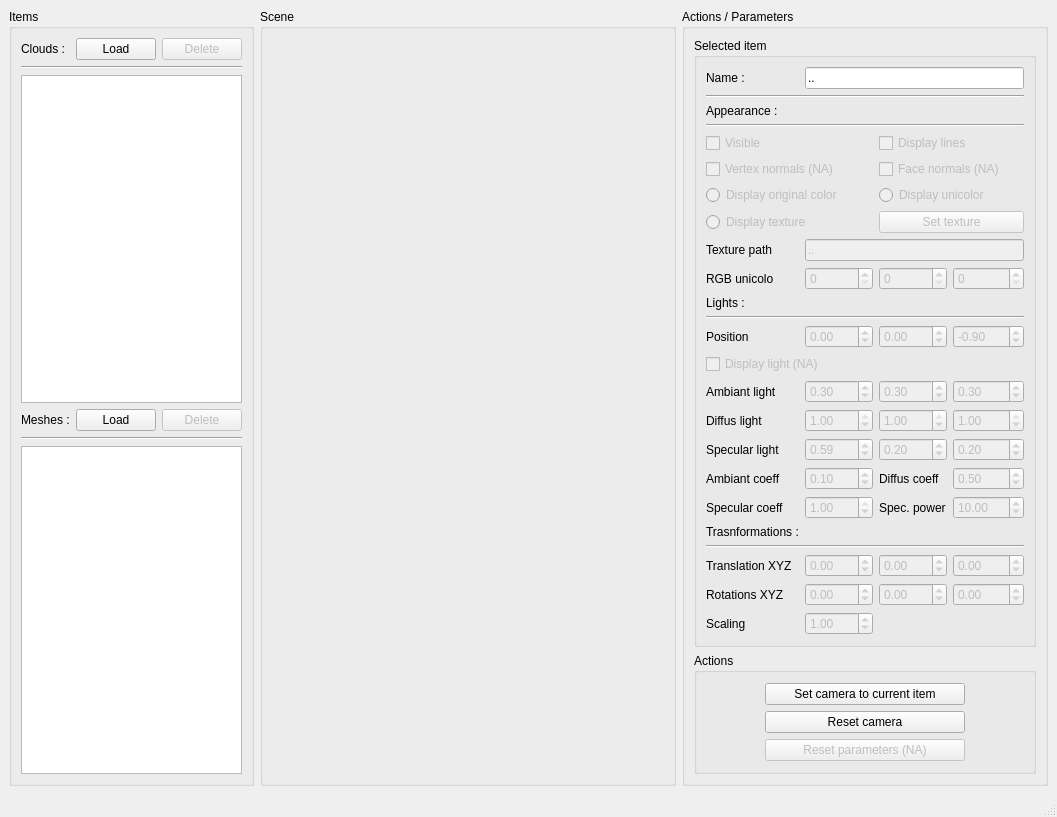
Old version of the form swooz-viewer/trunk/form/SWUI_Viewer.ui in the repository GuillaumeGibert/swooz.
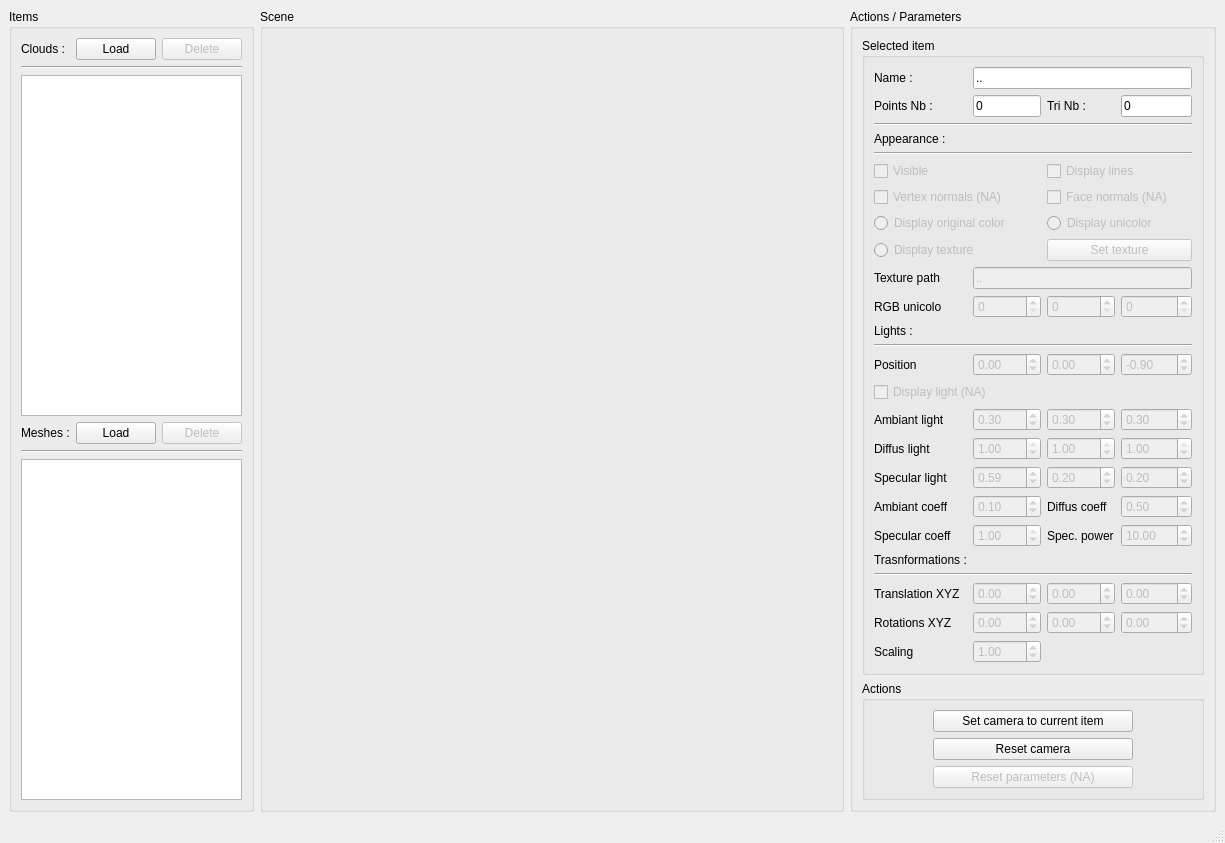
New version of the form.

What changed in the file:
```diff
--- a/swooz-viewer/trunk/form/SWUI_Viewer.ui
+++ b/swooz-viewer/trunk/form/SWUI_Viewer.ui
@@ -6,7 +6,7 @@
    <rect>
     <x>0</x>
     <y>0</y>
-    <width>1057</width>
+    <width>1225</width>
     <height>817</height>
    </rect>
   </property>
@@ -140,14 +140,14 @@
              <layout class="QGridLayout" name="gridLayout_9">
               <item row="0" column="0">
                <layout class="QGridLayout" name="glSelectedItem">
-                <item row="11" column="0" colspan="4">
+                <item row="12" column="0" colspan="4">
                  <widget class="Line" name="line">
                   <property name="orientation">
                    <enum>Qt::Horizontal</enum>
                   </property>
                  </widget>
                 </item>
-                <item row="9" column="3">
+                <item row="10" column="3">
                  <widget class="QSpinBox" name="sbColorB">
                   <property name="enabled">
                    <bool>false</bool>
@@ -157,7 +157,7 @@
                   </property>
                  </widget>
                 </item>
-                <item row="22" column="3">
+                <item row="23" column="3">
                  <widget class="QDoubleSpinBox" name="dsbRZ">
                   <property name="enabled">
                    <bool>false</bool>
@@ -173,14 +173,14 @@
                   </property>
                  </widget>
                 </item>
-                <item row="10" column="0">
+                <item row="11" column="0">
                  <widget class="QLabel" name="laLights">
                   <property name="text">
                    <string>Lights :</string>
                   </property>
                  </widget>
                 </item>
-                <item row="9" column="0">
+                <item row="10" column="0">
                  <widget class="QLabel" name="laRGBUnicolor">
                   <property name="enabled">
                    <bool>true</bool>
@@ -190,7 +190,7 @@
                   </property>
                  </widget>
                 </item>
-                <item row="9" column="2">
+                <item row="10" column="2">
                  <widget class="QSpinBox" name="sbColorG">
                   <property name="enabled">
                    <bool>false</bool>
@@ -200,7 +200,7 @@
                   </property>
                  </widget>
                 </item>
-                <item row="9" column="1">
+                <item row="10" column="1">
                  <widget class="QSpinBox" name="sbColorR">
                   <property name="enabled">
                    <bool>false</bool>
@@ -210,7 +210,7 @@
                   </property>
                  </widget>
                 </item>
-                <item row="8" column="0">
+                <item row="9" column="0">
                  <widget class="QLabel" name="laTexture">
                   <property name="enabled">
                    <bool>true</bool>
@@ -220,7 +220,7 @@
                   </property>
                  </widget>
                 </item>
-                <item row="12" column="1">
+                <item row="13" column="1">
                  <widget class="QDoubleSpinBox" name="dsbLightX">
                   <property name="enabled">
                    <bool>false</bool>
@@ -236,7 +236,7 @@
                   </property>
                  </widget>
                 </item>
-                <item row="12" column="2">
+                <item row="13" column="2">
                  <widget class="QDoubleSpinBox" name="dsbLightY">
                   <property name="enabled">
                    <bool>false</bool>
@@ -252,7 +252,7 @@
                   </property>
                  </widget>
                 </item>
-                <item row="12" column="3">
+                <item row="13" column="3">
                  <widget class="QDoubleSpinBox" name="dsbLightZ">
                   <property name="enabled">
                    <bool>false</bool>
@@ -271,7 +271,7 @@
                   </property>
                  </widget>
                 </item>
-                <item row="12" column="0">
+                <item row="13" column="0">
                  <widget class="QLabel" name="laPosition">
                   <property name="enabled">
                    <bool>true</bool>
@@ -281,7 +281,7 @@
                   </property>
                  </widget>
                 </item>
-                <item row="8" column="1" colspan="3">
+                <item row="9" column="1" colspan="3">
                  <widget class="QLineEdit" name="leTexturePath">
                   <property name="enabled">
                    <bool>false</bool>
@@ -294,7 +294,7 @@
                   </property>
                  </widget>
                 </item>
-                <item row="6" column="2" colspan="2">
+                <item row="7" column="2" colspan="2">
                  <widget class="QRadioButton" name="rbDisplayUnicolor">
                   <property name="enabled">
                    <bool>false</bool>
@@ -304,7 +304,7 @@
                   </property>
                  </widget>
                 </item>
-                <item row="6" column="0" colspan="2">
+                <item row="7" column="0" colspan="2">
                  <widget class="QRadioButton" name="rbDisplayOriginalColor">
                   <property name="enabled">
                    <bool>false</bool>
@@ -314,21 +314,21 @@
                   </property>
                  </widget>
                 </item>
-                <item row="3" column="0" colspan="4">
+                <item row="4" column="0" colspan="4">
                  <widget class="Line" name="lAppareance">
                   <property name="orientation">
                    <enum>Qt::Horizontal</enum>
                   </property>
                  </widget>
                 </item>
-                <item row="2" column="0">
+                <item row="3" column="0">
                  <widget class="QLabel" name="laApparearance">
                   <property name="text">
                    <string>Appearance :</string>
                   </property>
                  </widget>
                 </item>
-                <item row="22" column="1">
+                <item row="23" column="1">
                  <widget class="QDoubleSpinBox" name="dsbRX">
                   <property name="enabled">
                    <bool>false</bool>
@@ -344,7 +344,7 @@
                   </property>
                  </widget>
                 </item>
-                <item row="22" column="0">
+                <item row="23" column="0">
                  <widget class="QLabel" name="laRota">
                   <property name="enabled">
                    <bool>true</bool>
@@ -354,7 +354,7 @@
                   </property>
                  </widget>
                 </item>
-                <item row="21" column="2">
+                <item row="22" column="2">
                  <widget class="QDoubleSpinBox" name="dsbTrY">
                   <property name="enabled">
                    <bool>false</bool>
@@ -370,7 +370,7 @@
                   </property>
                  </widget>
                 </item>
-                <item row="21" column="3">
+                <item row="22" column="3">
                  <widget class="QDoubleSpinBox" name="dsbTrZ">
                   <property name="enabled">
                    <bool>false</bool>
@@ -386,7 +386,7 @@
                   </property>
                  </widget>
                 </item>
-                <item row="21" column="1">
+                <item row="22" column="1">
                  <widget class="QDoubleSpinBox" name="dsbTrX">
                   <property name="enabled">
                    <bool>false</bool>
@@ -402,21 +402,21 @@
                   </property>
                  </widget>
                 </item>
-                <item row="19" column="0">
+                <item row="20" column="0">
                  <widget class="QLabel" name="laTransformations">
                   <property name="text">
                    <string>Trasnformations :</string>
                   </property>
                  </widget>
                 </item>
-                <item row="20" column="0" colspan="4">
+                <item row="21" column="0" colspan="4">
                  <widget class="Line" name="lTransformations">
                   <property name="orientation">
                    <enum>Qt::Horizontal</enum>
                   </property>
                  </widget>
                 </item>
-                <item row="22" column="2">
+                <item row="23" column="2">
                  <widget class="QDoubleSpinBox" name="dsbRY">
                   <property name="enabled">
                    <bool>false</bool>
@@ -432,7 +432,7 @@
                   </property>
                  </widget>
                 </item>
-                <item row="21" column="0">
+                <item row="22" column="0">
                  <widget class="QLabel" name="laTrans">
                   <property name="enabled">
                    <bool>true</bool>
@@ -442,7 +442,7 @@
                   </property>
                  </widget>
                 </item>
-                <item row="23" column="0">
+                <item row="24" column="0">
                  <widget class="QLabel" name="laScaling">
                   <property name="enabled">
                    <bool>true</bool>
@@ -452,7 +452,7 @@
                   </property>
                  </widget>
                 </item>
-                <item row="23" column="1">
+                <item row="24" column="1">
                  <widget class="QDoubleSpinBox" name="dsbScaling">
                   <property name="enabled">
                    <bool>false</bool>
@@ -474,7 +474,7 @@
                   </property>
                  </widget>
                 </item>
-                <item row="4" column="2" colspan="2">
+                <item row="5" column="2" colspan="2">
                  <widget class="QCheckBox" name="cbDisplayLines">
                   <property name="enabled">
                    <bool>false</bool>
@@ -484,7 +484,7 @@
                   </property>
                  </widget>
                 </item>
-                <item row="4" column="0" colspan="2">
+                <item row="5" column="0" colspan="2">
                  <widget class="QCheckBox" name="cbVisible">
                   <property name="enabled">
                    <bool>false</bool>
@@ -494,7 +494,7 @@
                   </property>
                  </widget>
                 </item>
-                <item row="7" column="0" colspan="2">
+                <item row="8" column="0" colspan="2">
                  <widget class="QRadioButton" name="rbDisplayTexture">
                   <property name="enabled">
                    <bool>false</bool>
@@ -504,7 +504,7 @@
                   </property>
                  </widget>
                 </item>
-                <item row="7" column="2" colspan="2">
+                <item row="8" column="2" colspan="2">
                  <widget class="QPushButton" name="pbSetTexture">
                   <property name="enabled">
                    <bool>false</bool>
@@ -524,7 +524,7 @@
                   </property>
                  </widget>
                 </item>
-                <item row="1" column="0" colspan="4">
+                <item row="2" column="0" colspan="4">
                  <widget class="Line" name="lName">
                   <property name="orientation">
                    <enum>Qt::Horizontal</enum>
@@ -544,23 +544,23 @@
                   </property>
                  </widget>
                 </item>
-                <item row="16" column="3">
-                 <widget class="QDoubleSpinBox" name="dsbSpecularLight3">
-                  <property name="enabled">
-                   <bool>false</bool>
-                  </property>
-                  <property name="maximum">
-                   <double>1.000000000000000</double>
-                  </property>
-                  <property name="singleStep">
-                   <double>0.010000000000000</double>
-                  </property>
-                  <property name="value">
-                   <double>0.200000000000000</double>
-                  </property>
-                 </widget>
-                </item>
                 <item row="17" column="3">
+                 <widget class="QDoubleSpinBox" name="dsbSpecularLight3">
+                  <property name="enabled">
+                   <bool>false</bool>
+                  </property>
+                  <property name="maximum">
+                   <double>1.000000000000000</double>
+                  </property>
+                  <property name="singleStep">
+                   <double>0.010000000000000</double>
+                  </property>
+                  <property name="value">
+                   <double>0.200000000000000</double>
+                  </property>
+                 </widget>
+                </item>
+                <item row="18" column="3">
                  <widget class="QDoubleSpinBox" name="dsbDiffusK">
                   <property name="enabled">
                    <bool>false</bool>
@@ -576,7 +576,7 @@
                   </property>
                  </widget>
                 </item>
-                <item row="17" column="1">
+                <item row="18" column="1">
                  <widget class="QDoubleSpinBox" name="dsbAmbiantK">
                   <property name="enabled">
                    <bool>false</bool>
@@ -592,7 +592,7 @@
                   </property>
                  </widget>
                 </item>
-                <item row="14" column="2">
+                <item row="15" column="2">
                  <widget class="QDoubleSpinBox" name="dsbAmbiantLight2">
                   <property name="enabled">
                    <bool>false</bool>
@@ -608,7 +608,7 @@
                   </property>
                  </widget>
                 </item>
-                <item row="14" column="1">
+                <item row="15" column="1">
                  <widget class="QDoubleSpinBox" name="dsbAmbiantLight1">
                   <property name="enabled">
                    <bool>false</bool>
@@ -624,7 +624,7 @@
                   </property>
                  </widget>
                 </item>
-                <item row="16" column="2">
+                <item row="17" column="2">
                  <widget class="QDoubleSpinBox" name="dsbSpecularLight2">
                   <property name="enabled">
                    <bool>false</bool>
@@ -640,7 +640,7 @@
                   </property>
                  </widget>
                 </item>
-                <item row="15" column="3">
+                <item row="16" column="3">
                  <widget class="QDoubleSpinBox" name="dsbDiffusLight3">
                   <property name="enabled">
                    <bool>false</bool>
@@ -656,7 +656,7 @@
                   </property>
                  </widget>
                 </item>
-                <item row="14" column="3">
+                <item row="15" column="3">
                  <widget class="QDoubleSpinBox" name="dsbAmbiantLight3">
                   <property name="enabled">
                    <bool>false</bool>
@@ -672,7 +672,7 @@
                   </property>
                  </widget>
                 </item>
-                <item row="15" column="2">
+                <item row="16" column="2">
                  <widget class="QDoubleSpinBox" name="dsbDiffusLight2">
                   <property name="enabled">
                    <bool>false</bool>
@@ -688,7 +688,7 @@
                   </property>
                  </widget>
                 </item>
-                <item row="16" column="1">
+                <item row="17" column="1">
                  <widget class="QDoubleSpinBox" name="dsbSpecularLight1">
                   <property name="enabled">
                    <bool>false</bool>
@@ -704,7 +704,7 @@
                   </property>
                  </widget>
                 </item>
-                <item row="15" column="1">
+                <item row="16" column="1">
                  <widget class="QDoubleSpinBox" name="dsbDiffusLight1">
                   <property name="enabled">
                    <bool>false</bool>
@@ -720,7 +720,7 @@
                   </property>
                  </widget>
                 </item>
-                <item row="18" column="1">
+                <item row="19" column="1">
                  <widget class="QDoubleSpinBox" name="dsbSpecularK">
                   <property name="enabled">
                    <bool>false</bool>
@@ -736,7 +736,7 @@
                   </property>
                  </widget>
                 </item>
-                <item row="18" column="3">
+                <item row="19" column="3">
                  <widget class="QDoubleSpinBox" name="dsbSpecularP">
                   <property name="enabled">
                    <bool>false</bool>
@@ -749,56 +749,56 @@
                   </property>
                  </widget>
                 </item>
-                <item row="14" column="0">
+                <item row="15" column="0">
                  <widget class="QLabel" name="laAmbiantLight">
                   <property name="text">
                    <string>Ambiant light</string>
                   </property>
                  </widget>
                 </item>
-                <item row="15" column="0">
+                <item row="16" column="0">
                  <widget class="QLabel" name="laDiffus">
                   <property name="text">
                    <string>Diffus light</string>
                   </property>
                  </widget>
                 </item>
-                <item row="16" column="0">
+                <item row="17" column="0">
                  <widget class="QLabel" name="laSpecularLight">
                   <property name="text">
                    <string>Specular light</string>
                   </property>
                  </widget>
                 </item>
-                <item row="17" column="0">
+                <item row="18" column="0">
                  <widget class="QLabel" name="laAmbiantCoeff">
                   <property name="text">
                    <string>Ambiant coeff</string>
                   </property>
                  </widget>
                 </item>
-                <item row="18" column="0">
+                <item row="19" column="0">
                  <widget class="QLabel" name="laSpecularCoeff">
                   <property name="text">
                    <string>Specular coeff</string>
                   </property>
                  </widget>
                 </item>
-                <item row="17" column="2">
+                <item row="18" column="2">
                  <widget class="QLabel" name="laDiffusCoeff">
                   <property name="text">
                    <string>Diffus coeff </string>
                   </property>
                  </widget>
                 </item>
-                <item row="18" column="2">
+                <item row="19" column="2">
                  <widget class="QLabel" name="laSPecPower">
                   <property name="text">
                    <string>Spec. power</string>
                   </property>
                  </widget>
                 </item>
-                <item row="13" column="0" colspan="2">
+                <item row="14" column="0" colspan="2">
                  <widget class="QCheckBox" name="cbDisplayLight">
                   <property name="enabled">
                    <bool>false</bool>
@@ -808,7 +808,7 @@
                   </property>
                  </widget>
                 </item>
-                <item row="5" column="0" colspan="2">
+                <item row="6" column="0" colspan="2">
                  <widget class="QCheckBox" name="cbVertexNormals">
                   <property name="enabled">
                    <bool>false</bool>
@@ -818,7 +818,7 @@
                   </property>
                  </widget>
                 </item>
-                <item row="5" column="2" colspan="2">
+                <item row="6" column="2" colspan="2">
                  <widget class="QCheckBox" name="cbFaceNormals">
                   <property name="enabled">
                    <bool>false</bool>
@@ -828,6 +828,40 @@
                   </property>
                  </widget>
                 </item>
+                <item row="1" column="0">
+                 <widget class="QLabel" name="laPtNumber">
+                  <property name="text">
+                   <string>Points Nb :</string>
+                  </property>
+                 </widget>
+                </item>
+                <item row="1" column="2">
+                 <widget class="QLabel" name="laTriNumber">
+                  <property name="text">
+                   <string>Tri Nb :</string>
+                  </property>
+                 </widget>
+                </item>
+                <item row="1" column="1">
+                 <widget class="QLineEdit" name="lePtNumber">
+                  <property name="text">
+                   <string>0</string>
+                  </property>
+                  <property name="readOnly">
+                   <bool>true</bool>
+                  </property>
+                 </widget>
+                </item>
+                <item row="1" column="3">
+                 <widget class="QLineEdit" name="leTriNumber">
+                  <property name="text">
+                   <string>0</string>
+                  </property>
+                  <property name="readOnly">
+                   <bool>true</bool>
+                  </property>
+                 </widget>
+                </item>
                </layout>
               </item>
              </layout>
```
Left out of the diff: 2 changed lines with no effect on the pictures.
